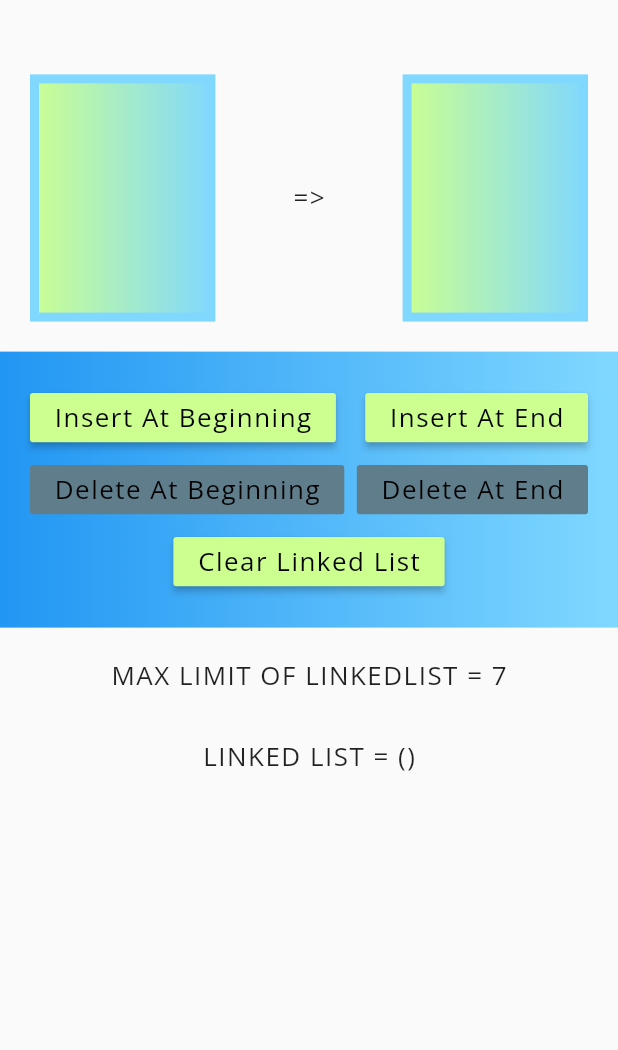
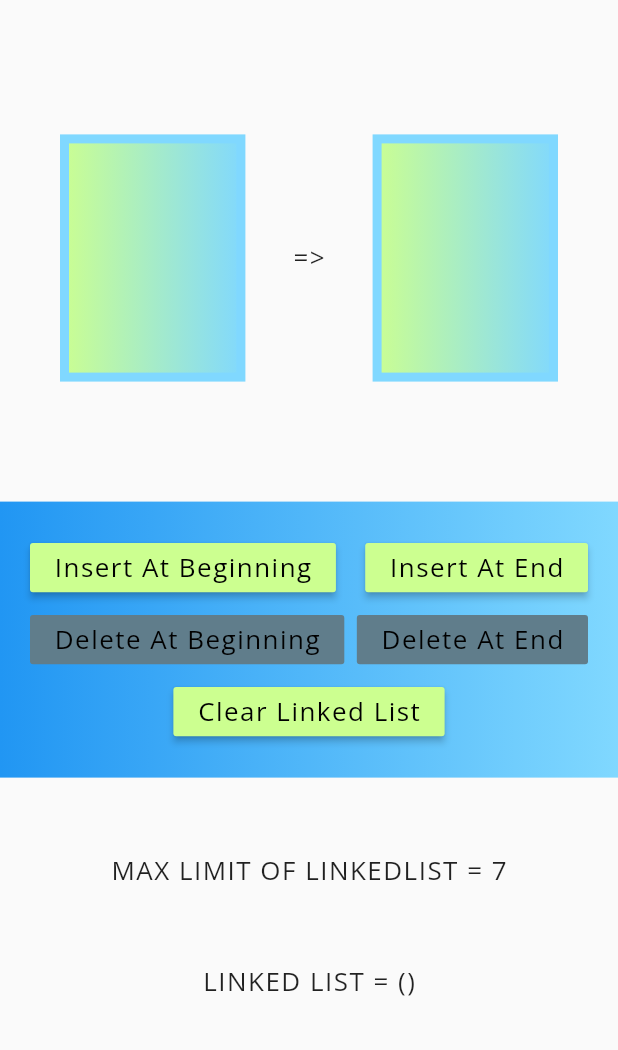
Before and after one commit to parthsarthibissa/data_structures, a Flutter app: the LinkedListWorking screen opened by its route, on a phone screen of 412 x 824 dp, the part 186-1236 px from its top. Run offline on Flutter 3.47's test engine with Material 2 defaults, Android fonts, the phone set to English and light mode, and no system bars; our stand-ins replace get, google_fonts; missing offline and left inert: splash_screen_view.

Commit message:
Margin Adjustments and Sizing

```diff
--- a/lib/screens/linkedlist/linkedlistworking.dart
+++ b/lib/screens/linkedlist/linkedlistworking.dart
@@ -144,11 +144,14 @@ class _LinkedListWorkingState extends State<LinkedListWorking> {
             children: [
               Header(title: 'LinkedList Working'),
               Container(
+                margin: EdgeInsets.symmetric(vertical: 20, horizontal: 10),
                 padding: EdgeInsets.all(20),
                 child: Row(
                   mainAxisAlignment: MainAxisAlignment.spaceBetween,
                   children: [
                     Container(
+                        margin:
+                            EdgeInsets.symmetric(vertical: 20, horizontal: 10),
                         width: DeviceSizeConfig.blockSizeHorizontal * 30,
                         height: DeviceSizeConfig.blockSizeVertical * 20,
                         alignment: Alignment.center,
@@ -170,6 +173,8 @@ class _LinkedListWorkingState extends State<LinkedListWorking> {
                       text: '=>',
                     ),
                     Container(
+                        margin:
+                            EdgeInsets.symmetric(vertical: 20, horizontal: 10),
                         width: DeviceSizeConfig.blockSizeHorizontal * 30,
                         height: DeviceSizeConfig.blockSizeVertical * 20,
                         alignment: Alignment.center,
@@ -193,6 +198,7 @@ class _LinkedListWorkingState extends State<LinkedListWorking> {
               Container(
                 width: DeviceSizeConfig.screenWidth,
                 padding: EdgeInsets.all(20),
+                margin: EdgeInsets.symmetric(vertical: 20),
                 decoration: BoxDecoration(
                   gradient: LinearGradient(
                       colors: [Colors.blue, Colors.lightBlueAccent[100]]),
@@ -246,6 +252,7 @@ class _LinkedListWorkingState extends State<LinkedListWorking> {
                 mainAxisAlignment: MainAxisAlignment.spaceAround,
                 children: [
                   Container(
+                    margin: EdgeInsets.symmetric(vertical: 10, horizontal: 10),
                     padding: EdgeInsets.all(10),
                     child: MyTextStyle(
                       text: 'MAX LIMIT OF LINKEDLIST = 7',
@@ -253,12 +260,14 @@ class _LinkedListWorkingState extends State<LinkedListWorking> {
                   ),
                   Container(
                     padding: EdgeInsets.all(20),
+                    margin: EdgeInsets.symmetric(vertical: 10, horizontal: 10),
                     child: MyTextStyle(
                       text: 'LINKED LIST = $list',
                     ),
                   ),
                   Container(
                     padding: EdgeInsets.all(20),
+                    margin: EdgeInsets.symmetric(vertical: 10, horizontal: 10),
                     child: MyTextStyle(
                       text: '$fullmessage',
                       color: Colors.red,
--- a/lib/screens/settings/appsettings.dart
+++ b/lib/screens/settings/appsettings.dart
@@ -33,6 +33,7 @@ class _AppSettingsState extends State<AppSettings> {
                   thickness: 1,
                 ),
                 Container(
+                    margin: EdgeInsets.symmetric(vertical: 20, horizontal: 10),
                     width: size.width,
                     padding: EdgeInsets.all(20),
                     alignment: Alignment.centerLeft,
--- a/lib/screens/stack/working.dart
+++ b/lib/screens/stack/working.dart
@@ -91,6 +91,8 @@ class _WorkingScreenState extends State<WorkingScreen> {
                 mainAxisAlignment: MainAxisAlignment.center,
                 children: [
                   Container(
+                      margin:
+                          EdgeInsets.symmetric(vertical: 20, horizontal: 10),
                       width: DeviceSizeConfig.blockSizeHorizontal * 30,
                       height: DeviceSizeConfig.blockSizeVertical * 15,
                       alignment: Alignment.center,
@@ -112,6 +114,7 @@ class _WorkingScreenState extends State<WorkingScreen> {
                 height: 5,
               ),
               Container(
+                margin: EdgeInsets.symmetric(vertical: 20, horizontal: 10),
                 width: DeviceSizeConfig.screenWidth,
                 decoration: BoxDecoration(
                   gradient: LinearGradient(
```
Also changed, not shown: lib/screens/queue/qworking.dart (+5 -2 lines).
